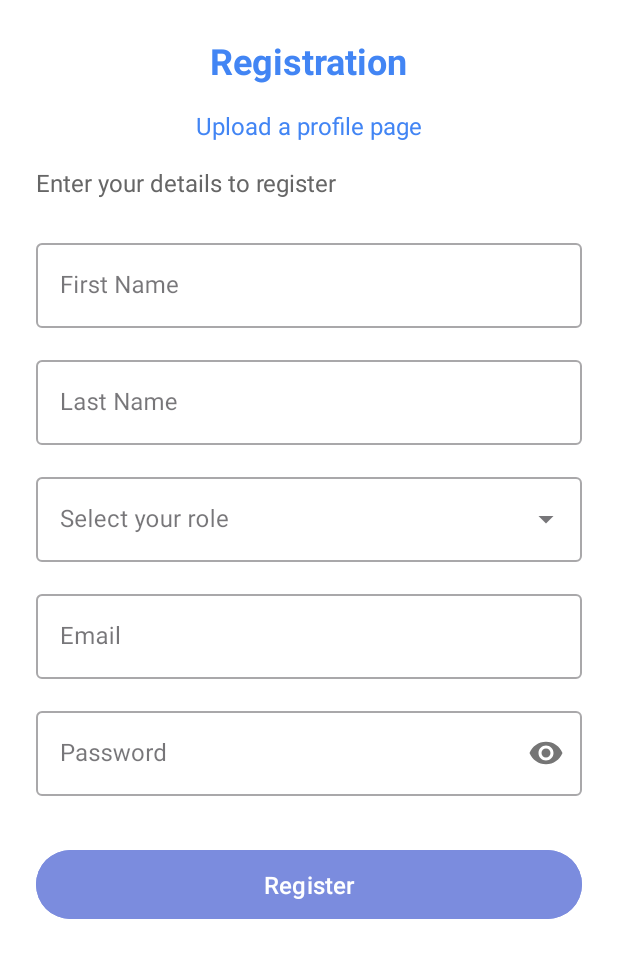
After one commit to BarLarrea/rishon-surf-club, an Android app: the fragment RegisterFragment placed in its activity, on a phone screen of 412 x 824 dp. The commit adds this screen. Shown: the top 958 px of the screen. Run offline under Robolectric (Android 15) with nearby library versions, the phone set to English and light mode, and no system bars.

Commit message:
Create the login and register kotlin ftagments and use it in main activity

```diff
--- a/app/build.gradle.kts
+++ b/app/build.gradle.kts
@@ -28,6 +28,9 @@ android {
             )
         }
     }
+    buildFeatures {
+        viewBinding = true
+    }
 
     compileOptions {
         sourceCompatibility = JavaVersion.VERSION_11
--- a/app/src/main/AndroidManifest.xml
+++ b/app/src/main/AndroidManifest.xml
@@ -14,11 +14,8 @@
         android:theme="@style/Theme.SurfClubAndroid"
         tools:targetApi="31" >
         <activity
-            android:name="MainActivity"
-            android:theme="@style/Theme.AppCompat.Light.NoActionBar"
+            android:name=".MainActivity"
             android:exported="true">
-<!--            android:name=".MainActivity"-->
-<!--            android:exported="true" >-->
             <intent-filter>
                 <action android:name="android.intent.action.MAIN" />
                 <category android:name="android.intent.category.LAUNCHER" />
--- /dev/null
+++ b/app/src/main/java/com/example/surf_club_android/LoginFragment.kt
@@ -0,0 +1,58 @@
+package com.example.surf_club_android
+
+import android.os.Bundle
+import android.view.LayoutInflater
+import android.view.View
+import android.view.ViewGroup
+import androidx.fragment.app.Fragment
+import com.example.surf_club_android.databinding.FragmentLoginBinding
+
+class LoginFragment : Fragment() {
+
+    private var _binding: FragmentLoginBinding? = null
+    private val binding get() = _binding!!
+
+    override fun onCreateView(
+        inflater: LayoutInflater,
+        container: ViewGroup?,
+        savedInstanceState: Bundle?
+    ): View {
+        _binding = FragmentLoginBinding.inflate(inflater, container, false)
+        return binding.root
+    }
+
+    override fun onViewCreated(view: View, savedInstanceState: Bundle?) {
+        super.onViewCreated(view, savedInstanceState)
+
+        setupClickListeners()
+    }
+
+    private fun setupClickListeners() {
+        binding.btnSignIn.setOnClickListener {
+            performSignIn()
+        }
+
+        binding.tvSignUpHere.setOnClickListener {
+            navigateToSignUp()
+        }
+    }
+
+    private fun performSignIn() {
+        val email = binding.etEmail.text.toString()
+        val password = binding.etPassword.text.toString()
+
+        // TODO: Implement actual sign-in logic
+        println("Signing in with:")
+        println("Email: $email")
+        println("Password: $password")
+    }
+
+    private fun navigateToSignUp() {
+        (activity as? MainActivity)?.navigateToRegister()
+    }
+
+    override fun onDestroyView() {
+        super.onDestroyView()
+        _binding = null
+    }
+}
--- a/app/src/main/java/com/example/surf_club_android/MainActivity.kt
+++ b/app/src/main/java/com/example/surf_club_android/MainActivity.kt
@@ -1,20 +1,44 @@
 package com.example.surf_club_android
 
 import android.os.Bundle
-import androidx.activity.enableEdgeToEdge
 import androidx.appcompat.app.AppCompatActivity
-import androidx.core.view.ViewCompat
-import androidx.core.view.WindowInsetsCompat
+import androidx.fragment.app.Fragment
+import com.example.surf_club_android.databinding.ActivityMainBinding
+
 
 class MainActivity : AppCompatActivity() {
+    private lateinit var binding: ActivityMainBinding
+
     override fun onCreate(savedInstanceState: Bundle?) {
         super.onCreate(savedInstanceState)
-        enableEdgeToEdge()
-        setContentView(R.layout.activity_main)
-        ViewCompat.setOnApplyWindowInsetsListener(findViewById(R.id.main)) { v, insets ->
-            val systemBars = insets.getInsets(WindowInsetsCompat.Type.systemBars())
-            v.setPadding(systemBars.left, systemBars.top, systemBars.right, systemBars.bottom)
-            insets
+        binding = ActivityMainBinding.inflate(layoutInflater)
+        setContentView(binding.root)
+
+        if (savedInstanceState == null) {
+            showLoginFragment()
         }
     }
+
+    private fun showLoginFragment() {
+        replaceFragment(LoginFragment())
+    }
+
+    private fun showRegisterFragment() {
+        replaceFragment(RegisterFragment())
+    }
+
+    private fun replaceFragment(fragment: Fragment) {
+        supportFragmentManager.beginTransaction()
+            .replace(R.id.fragmentContainer, fragment)
+            .addToBackStack(null)
+            .commit()
+    }
+
+    fun navigateToRegister() {
+        showRegisterFragment()
+    }
+
+    fun navigateToLogin() {
+        showLoginFragment()
+    }
 }
--- /dev/null
+++ b/app/src/main/java/com/example/surf_club_android/RegisterFragment.kt
@@ -0,0 +1,73 @@
+package com.example.surf_club_android
+
+import android.os.Bundle
+import android.view.LayoutInflater
+import android.view.View
+import android.view.ViewGroup
+import android.widget.ArrayAdapter
+import androidx.fragment.app.Fragment
+import com.example.surf_club_android.databinding.FragmentRegisterBinding
+
+class RegisterFragment : Fragment() {
+
+    private var _binding: FragmentRegisterBinding? = null
+    private val binding get() = _binding!!
+
+    override fun onCreateView(
+        inflater: LayoutInflater,
+        container: ViewGroup?,
+        savedInstanceState: Bundle?
+    ): View {
+        _binding = FragmentRegisterBinding.inflate(inflater, container, false)
+        return binding.root
+    }
+
+    override fun onViewCreated(view: View, savedInstanceState: Bundle?) {
+        super.onViewCreated(view, savedInstanceState)
+
+        setupRoleDropdown()
+        setupClickListeners()
+    }
+
+    private fun setupRoleDropdown() {
+        val roles = arrayOf("Student", "Teacher", "Parent", "Administrator")
+        val adapter = ArrayAdapter(requireContext(), android.R.layout.simple_dropdown_item_1line, roles)
+        binding.actvRole.setAdapter(adapter)
+    }
+
+    private fun setupClickListeners() {
+        binding.btnRegister.setOnClickListener {
+            registerUser()
+        }
+
+        // Assuming you have a "Back to Login" button or text in your register layout
+//        binding.tvBackToLogin.setOnClickListener {
+//            navigateToLogin()
+//        }
+    }
+
+    private fun registerUser() {
+        val firstName = binding.etFirstName.text.toString()
+        val lastName = binding.etLastName.text.toString()
+        val role = binding.actvRole.text.toString()
+        val email = binding.etEmail.text.toString()
+        val password = binding.etPassword.text.toString()
+
+        // TODO: Implement actual user registration logic
+        println("Registering user:")
+        println("First Name: $firstName")
+        println("Last Name: $lastName")
+        println("Role: $role")
+        println("Email: $email")
+        println("Password: $password")
+    }
+
+    private fun navigateToLogin() {
+        (activity as? MainActivity)?.navigateToLogin()
+    }
+
+    override fun onDestroyView() {
+        super.onDestroyView()
+        _binding = null
+    }
+}
--- a/app/src/main/res/layout/activity_main.xml
+++ b/app/src/main/res/layout/activity_main.xml
@@ -1,19 +1,17 @@
 <?xml version="1.0" encoding="utf-8"?>
 <androidx.constraintlayout.widget.ConstraintLayout
     xmlns:android="http://schemas.android.com/apk/res/android"
-    xmlns:tools="http://schemas.android.com/tools"
     xmlns:app="http://schemas.android.com/apk/res-auto"
-    android:id="@+id/main"
     android:layout_width="match_parent"
-    android:layout_height="match_parent"
-    tools:context=".MainActivity">
-    <TextView
-      android:layout_width="wrap_content"
-      android:layout_height="wrap_content"
-      android:text="Hello World!"
-      app:layout_constraintBottom_toBottomOf="parent"
-      app:layout_constraintStart_toStartOf="parent"
-      app:layout_constraintEnd_toEndOf="parent"
-      app:layout_constraintTop_toTopOf="parent" />
+    android:layout_height="match_parent">
 
-  </androidx.constraintlayout.widget.ConstraintLayout>
+    <FrameLayout
+        android:id="@+id/fragmentContainer"
+        android:layout_width="0dp"
+        android:layout_height="0dp"
+        app:layout_constraintBottom_toBottomOf="parent"
+        app:layout_constraintEnd_toEndOf="parent"
+        app:layout_constraintStart_toStartOf="parent"
+        app:layout_constraintTop_toTopOf="parent" />
+
+</androidx.constraintlayout.widget.ConstraintLayout>
--- a/app/src/main/res/layout/register.xml
+++ b/app/src/main/res/layout/fragment_register.xml
@@ -1,6 +1,7 @@
 <?xml version="1.0" encoding="utf-8"?>
 <ScrollView xmlns:android="http://schemas.android.com/apk/res/android"
     xmlns:app="http://schemas.android.com/apk/res-auto"
+    xmlns:tools="http://schemas.android.com/tools"
     android:layout_width="match_parent"
     android:layout_height="match_parent"
     android:fillViewport="true"
@@ -51,7 +52,7 @@
             android:layout_width="match_parent"
             android:layout_height="wrap_content"
             android:layout_marginTop="24dp"
-            android:hint="First Name"
+            android:hint="@string/first_name"
             style="@style/Widget.MaterialComponents.TextInputLayout.OutlinedBox"
             app:layout_constraintTop_toBottomOf="@id/tvSubtitle">
 
@@ -67,7 +68,7 @@
             android:layout_width="match_parent"
             android:layout_height="wrap_content"
             android:layout_marginTop="16dp"
-            android:hint="Last Name"
+            android:hint="@string/last_name"
             style="@style/Widget.MaterialComponents.TextInputLayout.OutlinedBox"
             app:layout_constraintTop_toBottomOf="@id/tilFirstName">
 
@@ -83,7 +84,6 @@
             android:layout_width="match_parent"
             android:layout_height="wrap_content"
             android:layout_marginTop="16dp"
-            android:hint="Role"
             style="@style/Widget.MaterialComponents.TextInputLayout.OutlinedBox.ExposedDropdownMenu"
             app:layout_constraintTop_toBottomOf="@id/tilLastName">
 
@@ -93,7 +93,8 @@
                 android:layout_height="wrap_content"
                 android:inputType="none"
                 android:contentDescription="Select your role"
-                android:hint="Select your role"/>
+                android:hint="@string/select_your_role"
+                tools:ignore="EditTextContentDescription" />
         </com.google.android.material.textfield.TextInputLayout>
 
         <com.google.android.material.textfield.TextInputLayout
@@ -101,7 +102,7 @@
             android:layout_width="match_parent"
             android:layout_height="wrap_content"
             android:layout_marginTop="16dp"
-            android:hint="Email"
+            android:hint="@string/email"
             style="@style/Widget.MaterialComponents.TextInputLayout.OutlinedBox"
             app:layout_constraintTop_toBottomOf="@id/tilRole">
 
@@ -117,7 +118,7 @@
             android:layout_width="match_parent"
             android:layout_height="wrap_content"
             android:layout_marginTop="16dp"
-            android:hint="Password"
+            android:hint="@string/password"
             style="@style/Widget.MaterialComponents.TextInputLayout.OutlinedBox"
             app:passwordToggleEnabled="true"
             app:layout_constraintTop_toBottomOf="@id/tilEmail">
@@ -140,7 +141,8 @@
             android:textSize="16sp"
             app:cornerRadius="25dp"
             android:backgroundTint="#7B8CDE"
-            app:layout_constraintTop_toBottomOf="@id/tilPassword"/>
+            app:layout_constraintTop_toBottomOf="@id/tilPassword"
+            tools:ignore="HardcodedText" />
 
     </androidx.constraintlayout.widget.ConstraintLayout>
 </ScrollView>
--- a/app/src/main/res/values/strings.xml
+++ b/app/src/main/res/values/strings.xml
@@ -5,4 +5,9 @@
     <string name="comments">Comments</string>
     <string name="like">Like</string>
     <string name="participants">Participants</string>
+    <string name="select_your_role">Select your role</string>
+    <string name="first_name">First Name</string>
+    <string name="last_name">Last Name</string>
+    <string name="email">Email</string>
+    <string name="password">Password</string>
 </resources>
```
Also changed, not shown: app/src/main/java/com/example/surf_club_android/SplashActivity.kt (deleted, +0 -39 lines), app/src/main/res/layout/fragment_login.xml (renamed from app/src/main/res/layout/login.xml).
